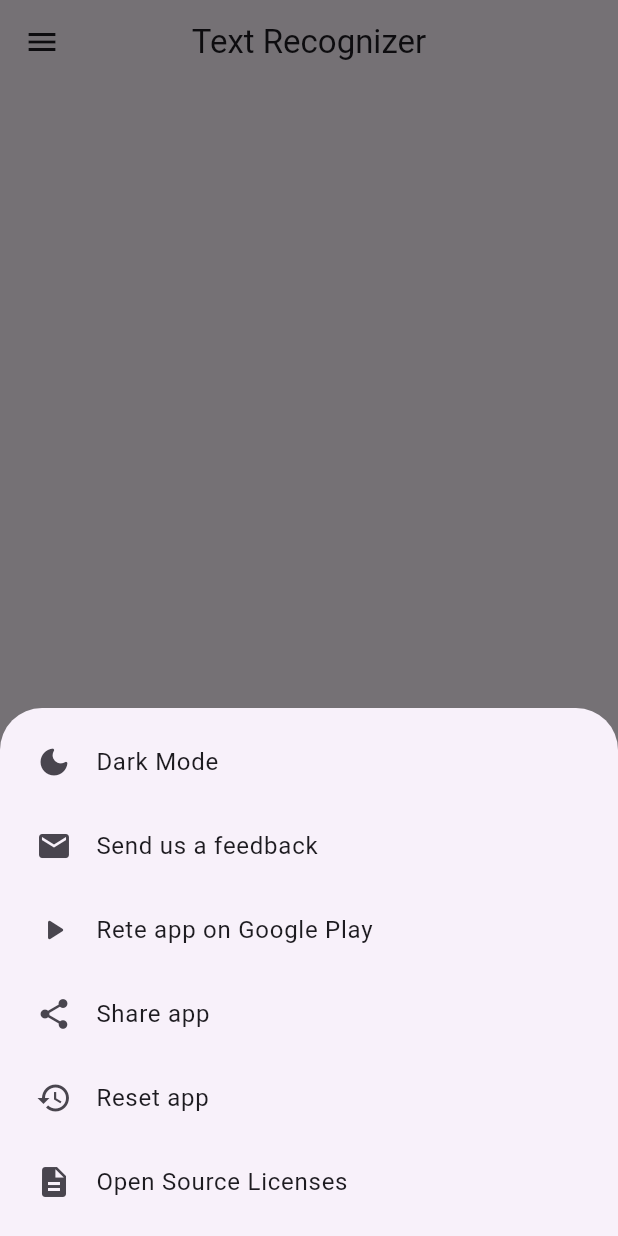
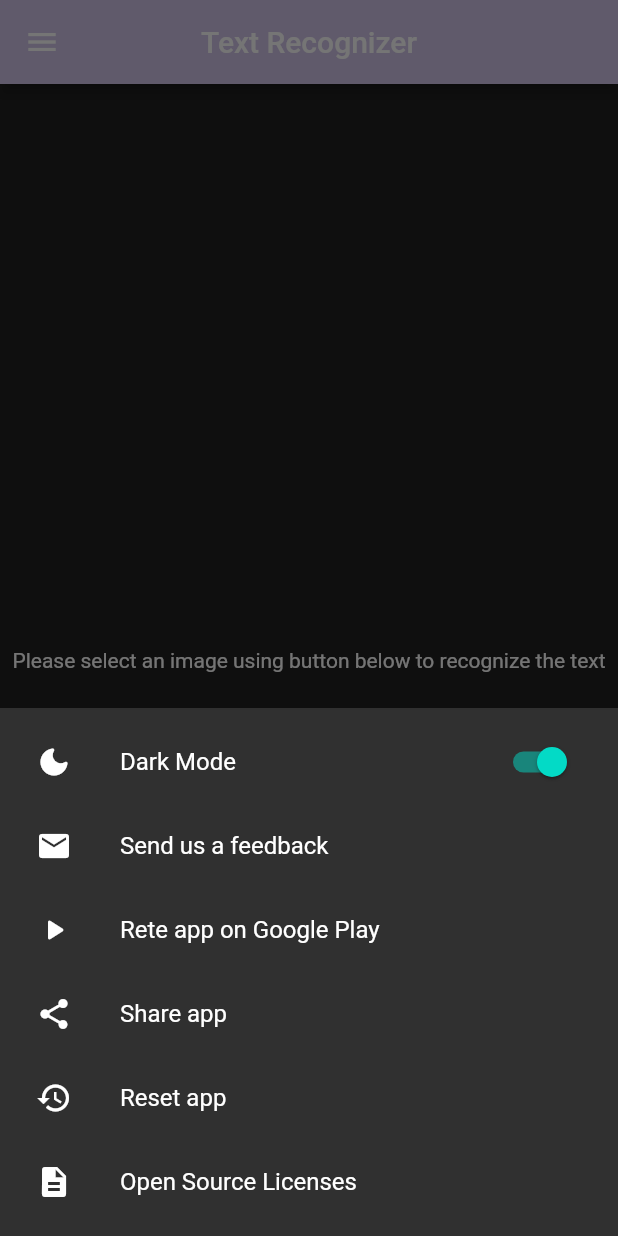
Before and after one commit to labeeb77/Text-Recognizer, a Flutter app: the HomePage screen opened directly, after a tap on the "menu" icon, on a phone screen of 412 x 824 dp. Run offline on Flutter 3.47's test engine with Material 2 defaults, Android fonts, the phone set to English and light mode, and no system bars; our stand-ins replace flutter_screenutil, google_mobile_ads, hive, hive_flutter, image_cropper, image_picker and 1 more; missing offline and left inert: google_ml_kit; accounts and stored records are empty.

Commit message:
provider is added

```diff
--- /dev/null
+++ b/lib/controller/theme_controller.dart
@@ -0,0 +1,32 @@
+import 'dart:developer';
+
+import 'package:flutter/material.dart';
+
+class ThemeNotifier extends ChangeNotifier {
+ ThemeMode themeMode = ThemeMode.dark;
+
+ bool get isDarkMode => themeMode == ThemeMode.dark;
+void toggleTheme(bool isOn){log('clicked');
+  themeMode = isOn ? ThemeMode.dark : ThemeMode.light;
+  notifyListeners();
+}
+
+}
+
+class MyThemes{
+
+
+    static final lightTheme = ThemeData(
+    scaffoldBackgroundColor: Colors.white,
+    colorScheme: ColorScheme.light(),
+    primaryColor: Colors.white
+  );
+
+  static final darkTheme = ThemeData(
+    scaffoldBackgroundColor: Colors.grey.shade900,
+primaryColor: Colors.black,
+    colorScheme: ColorScheme.dark(),
+  );
+
+
+}
--- a/lib/screens/home_page.dart
+++ b/lib/screens/home_page.dart
@@ -1,39 +1,33 @@
-import 'dart:developer';
+
 import 'dart:io';
 
 import 'package:flutter/material.dart';
 import 'package:flutter/services.dart';
-import 'package:google_ml_kit/google_ml_kit.dart';
-import 'package:hive_flutter/adapters.dart';
-import 'package:image_cropper/image_cropper.dart';
-import 'package:image_picker/image_picker.dart';
+import 'package:flutter_screenutil/flutter_screenutil.dart';
+
+import 'package:provider/provider.dart';
 import 'package:share_plus/share_plus.dart';
-import 'package:text_recognizer/model/hive_model.dart';
+
+import 'package:text_recognizer/controller/recognizer_provider.dart';
+
 import 'package:text_recognizer/screens/texteditor_screen.dart';
 
 import 'package:text_recognizer/screens/widgets/bottomsheet_widget.dart';
 
-class HomePage extends StatefulWidget {
+class HomePage extends StatelessWidget {
   const HomePage({super.key});
 
   @override
-  State<HomePage> createState() => _HomePageState();
-}
-
-class _HomePageState extends State<HomePage> {
-  List<RecognizedTextModel> recognizedTextList = [];
-  File? selectedImage;
-  String recognizedText = '';
-  @override
-  void initState() {
-    retrieveDataFromHive();
-    super.initState();
-  }
-  @override
   Widget build(BuildContext context) {
+    final provider =
+        Provider.of<TextRecognizerProvider>(context);
+    WidgetsBinding.instance.addPostFrameCallback((timeStamp) {
+      provider.retrieveDataFromHive();
+    });
     return Scaffold(
       appBar: AppBar(
         centerTitle: true,
+        backgroundColor: Colors.deepPurple[100],
         title: const Text("Text Recognizer"),
         leading: IconButton(
             onPressed: () {
@@ -41,13 +35,24 @@ class _HomePageState extends State<HomePage> {
             },
             icon: const Icon(Icons.menu)),
       ),
-      body:  SafeArea(
-          child: Column(
+      body: SafeArea(
+          child: Padding(
+        padding: const EdgeInsets.all(8.0),
+        child: provider.recognizedTextList.isEmpty
+            ? const Center(
+                child: Text(
+                  'Please select an image using button below to recognize the text',
+                  textAlign: TextAlign.center,
+                ),
+              )
+            : Column(
                 children: [
                   Expanded(
-            child:ListView.builder(
+                    child: Consumer<TextRecognizerProvider>(
+                      builder: (context, value, child) => ListView.builder(
                         itemBuilder: (context, index) {
-    final recognizedTextModel = recognizedTextList[index];
+                          final recognizedTextModel =
+                              value.recognizedTextList[index];
                           final imageFile = File(recognizedTextModel.imagePath);
 
                           return GestureDetector(
@@ -80,8 +85,9 @@ class _HomePageState extends State<HomePage> {
                                 subtitle: Row(
                                   children: [
                                     Text(
-                formatTimestamp(recognizedTextModel.timestamp),
-                style: TextStyle(color: Colors.grey[700]),
+                                      value.formatTimestamp(
+                                          recognizedTextModel.timestamp),
+
                                     ),
                                     const Spacer(),
                                     IconButton(
@@ -89,19 +95,23 @@ class _HomePageState extends State<HomePage> {
                                         Clipboard.setData(ClipboardData(
                                           text: recognizedTextModel.text,
                                         ));
-                  ScaffoldMessenger.of(context).showSnackBar(
+                                        ScaffoldMessenger.of(context)
+                                            .showSnackBar(
                                           const SnackBar(
-                      content: Text("Text copied to clipboard"),
+                                            content: Text(
+                                                "Text copied to clipboard"),
                                           ),
                                         );
                                       },
-                icon: Icon(Icons.copy, size: 20, color: Colors.grey[700]),
+                                      icon: const Icon(Icons.copy,
+                                          size: 20,),
                                     ),
                                     IconButton(
                                       onPressed: () {
                                         Share.share(recognizedTextModel.text);
                                       },
-                icon: Icon(Icons.share, size: 20, color: Colors.grey[700]),
+                                      icon: const Icon(Icons.share,
+                                          size: 20,),
                                     ),
                                   ],
                                 ),
@@ -109,140 +119,22 @@ class _HomePageState extends State<HomePage> {
                             ),
                           );
                         },
-  itemCount: recognizedTextList.length,
-)
-,
+                        itemCount: value.recognizedTextList.length,
+                      ),
+                    ),
                   )
                 ],
+              ),
       )),
       floatingActionButton: FloatingActionButton.extended(
+        backgroundColor: Colors.deepPurple[100],
         onPressed: () {
-          pickImage();
+          Provider.of<TextRecognizerProvider>(context, listen: false)
+              .pickImage(context);
         },
         icon: const Icon(Icons.add),
-        label: const Text('Add New'),
+        label: const Text('Add Image'),
       ),
     );
   }
-
-  // Select Image
-
-  Future<void> pickImage() async {
-    final picker = ImagePicker();
-    final pickedFile = await picker.pickImage(source: ImageSource.gallery);
-
-    if (pickedFile != null) {
-      cropImage(pickedFile.path);
 }
-  }
-
- Future<void> cropImage(String imagePath) async {
-  CroppedFile? croppedImage = await ImageCropper().cropImage(
-    sourcePath: imagePath,
-    aspectRatio: const CropAspectRatio(
-        ratioX: 1, ratioY: 1), // Adjust aspect ratio as needed
-    compressQuality: 100, // Image quality (0 - 100)
-    maxHeight: 500, // Maximum cropped image height
-    maxWidth: 500, // Maximum cropped image width
-  );
-
-  if (croppedImage != null) {
-    File imageFile = File(croppedImage.path); // Convert CroppedFile to File
-    setState(() {
-      selectedImage = imageFile ;
-    });
-    recognizeText();
-
-  }
-}
-
-
-  // Recognize text
-
-  Future<void> recognizeText() async {
-    log('entered to recognizer');
-    if (selectedImage != null) {
-      final inputImage = InputImage.fromFilePath(selectedImage!.path);
-      final textRecognizer = GoogleMlKit.vision.textRecognizer();
-
-      try {
-        final RecognizedText visionText =
-            await textRecognizer.processImage(inputImage);
-
-        final recognizedText = visionText.text;
-        saveRecognizedText(recognizedText,selectedImage!);
-
-
-        textRecognizer.close();
-
-
-
-        // Navigate to the TextEditorScreen and pass the recognized text
-        Navigator.of(context).push(
-          MaterialPageRoute(
-            builder: (context) =>
-                TextEditorScreen(recognizedText: recognizedText,selectedImage: selectedImage!),
-          ),
-        );
-      } catch (e) {
-        log('Error recognizing text: $e');
-      }
-    }
-  }
-
-  // Save to Hive
-
-  Future<void> saveRecognizedText(String text, File selectedImage) async {
- final recognizedText = text;
-final timestamp = DateTime.now();
-
-final recognizedTextModel = RecognizedTextModel(recognizedText, timestamp,selectedImage.path);
-
-// Open the Hive box
-final box = await Hive.openBox<RecognizedTextModel>('recognizedText');
-
-// Add the recognized text to Hive
-await box.add(recognizedTextModel);
-
-
-
-
-}
-
-
-
-Future<void> retrieveDataFromHive() async {
-  // Open the Hive box
-  final box = await Hive.openBox<RecognizedTextModel>('recognizedText');
-
-  // Retrieve the stored records from the box
-  final savedRecords = box.values.toList();
-final reversedRecords = savedRecords.reversed.toList();
-  // Update recognizedTextList with the retrieved records
-  setState(() {
-    recognizedTextList = reversedRecords.cast<RecognizedTextModel>();
-  });
-}
-
-
-
-
-
-String formatTimestamp(DateTime timestamp) {
-  final now = DateTime.now();
-  final difference = now.difference(timestamp);
-
-  if (difference.inMinutes < 1) {
-    return 'just now';
-  } else if (difference.inMinutes < 60) {
-    return '${difference.inMinutes} min ago';
-  } else if (difference.inHours < 24) {
-    return '${difference.inHours} hours ago';
-  } else {
-    return '${timestamp.day}/${timestamp.month}/${timestamp.year}';
-  }
-}
-
-
-
-}
--- a/lib/screens/texteditor_screen.dart
+++ b/lib/screens/texteditor_screen.dart
@@ -29,6 +29,7 @@ class _TextEditorScreenState extends State<TextEditorScreen> {
   Widget build(BuildContext context) {
     return Scaffold(
       appBar: AppBar(
+          backgroundColor: Colors.deepPurple[100],
         title: const Text("Details"),
       ),
       body: Column(
--- a/lib/screens/widgets/bottomsheet_widget.dart
+++ b/lib/screens/widgets/bottomsheet_widget.dart
@@ -1,62 +1,51 @@
 import 'package:flutter/material.dart';
-import 'package:hive_flutter/adapters.dart';
+
 import 'package:provider/provider.dart';
-import 'package:text_recognizer/controller/text_recognizer_provider.dart';
+import 'package:text_recognizer/controller/recognizer_provider.dart';
 
-import '../../model/hive_model.dart';
+import 'package:text_recognizer/screens/widgets/change_theme.dart';
 
 Future<void> showBottomSheetWidget(BuildContext context) async {
   showModalBottomSheet(
     context: context,
     builder: (BuildContext context) {
-      return  Padding(
+      return Padding(
         padding: const EdgeInsets.all(8.0),
         child: Column(
           mainAxisSize: MainAxisSize.min,
           children: <Widget>[
+            ListTile(
+              leading: const Icon(Icons.dark_mode_rounded),
+              title: const Text('Dark Mode'),
+              trailing: ChangeThemeWidget(),
+            ),
             const ListTile(
-              leading: Icon(Icons.dark_mode_rounded),
-              title: Text('Dark Mode'),
-
-            ),
-             const ListTile(
               leading: Icon(Icons.email),
               title: Text('Send us a feedback'),
-
             ),
-             const ListTile(
+            const ListTile(
               leading: Icon(Icons.play_arrow_rounded),
               title: Text('Rete app on Google Play'),
-
             ),
-             const ListTile(
+            const ListTile(
               leading: Icon(Icons.share),
               title: Text('Share app'),
-
-
             ),
-             ListTile(
+            ListTile(
               leading: const Icon(Icons.restore),
               title: const Text('Reset app'),
               onTap: () {
-              clearDataFromHive();
-
+                Provider.of<TextRecognizerProvider>(context, listen: false)
+                    .clearDataFromHive();
               },
-
             ),
-             const ListTile(
+            const ListTile(
               leading: Icon(Icons.description),
               title: Text('Open Source Licenses'),
-
             ),
-
           ],
         ),
       );
     },
   );
 }
- Future<void> clearDataFromHive() async {
-  final box = await Hive.openBox<RecognizedTextModel>('recognizedText');
-  await box.clear();
-}
--- /dev/null
+++ b/lib/screens/widgets/change_theme.dart
@@ -0,0 +1,15 @@
+import 'package:flutter/material.dart';
+
+import 'package:provider/provider.dart';
+import 'package:text_recognizer/controller/theme_controller.dart';
+
+class ChangeThemeWidget extends StatelessWidget{
+  @override
+  Widget build(BuildContext context){
+    final themeProvider = Provider.of<ThemeNotifier>(context);
+    return Switch.adaptive(value: themeProvider.isDarkMode,
+    onChanged: (value) {
+      Provider.of<ThemeNotifier>(context,listen: false).toggleTheme(value);
+    },);
+  }
+}
--- a/lib/screens/widgets/fullscreen_image.dart
+++ b/lib/screens/widgets/fullscreen_image.dart
@@ -1,6 +1,5 @@
 import 'dart:io';
 
-import 'package:flutter/cupertino.dart';
 import 'package:flutter/material.dart';
 
 class FullScreenImage extends StatelessWidget {
@@ -11,7 +10,6 @@ class FullScreenImage extends StatelessWidget {
   @override
   Widget build(BuildContext context) {
     return Scaffold(
-
       body: Center(
         child: Image.file(
           imageFile,
```
Also changed, not shown: lib/controller/ads_controller.dart (added, +38 -0 lines), lib/controller/recognizer_provider.dart (+160 -1 lines), lib/main.dart (+35 -12 lines), lib/screens/textediting_screen.dart (+10 -10 lines), lib/screens/widgets/ads_page.dart (added, +69 -0 lines), lib/screens/widgets/splash_screen.dart (added, +43 -0 lines), pubspec.yaml (+12 -4 lines), assets/images/Corparateicon-removebg-preview.png (added), pubspec.lock, 6 other files. Lines whose indentation alone changed are shown as unchanged.
